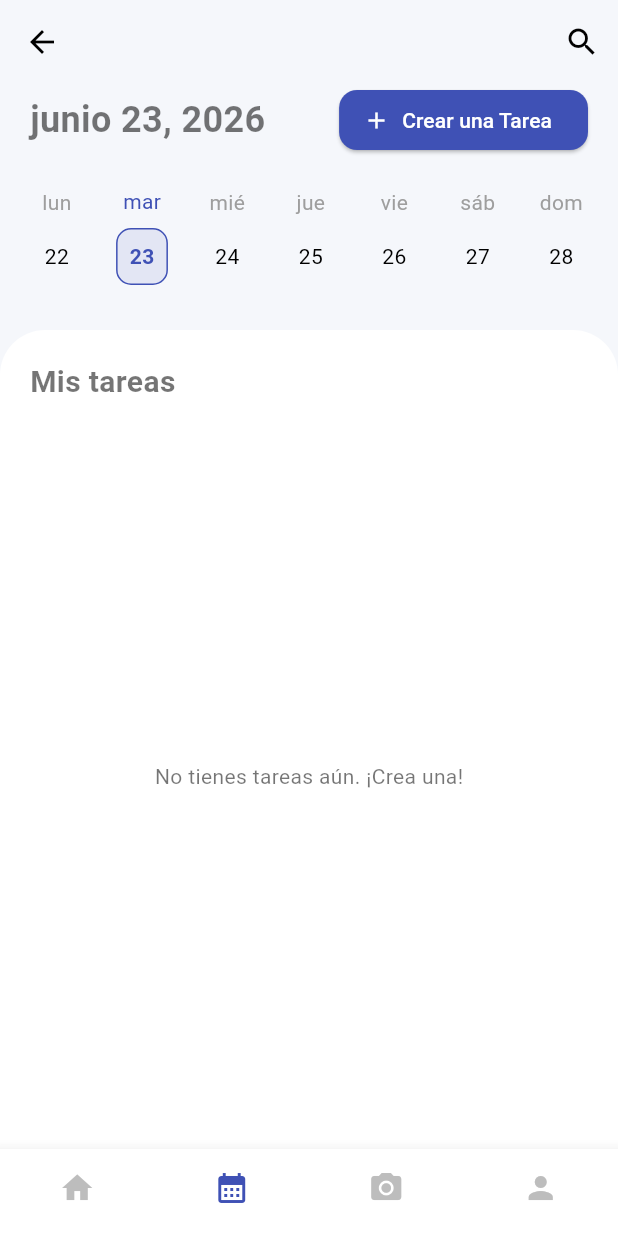
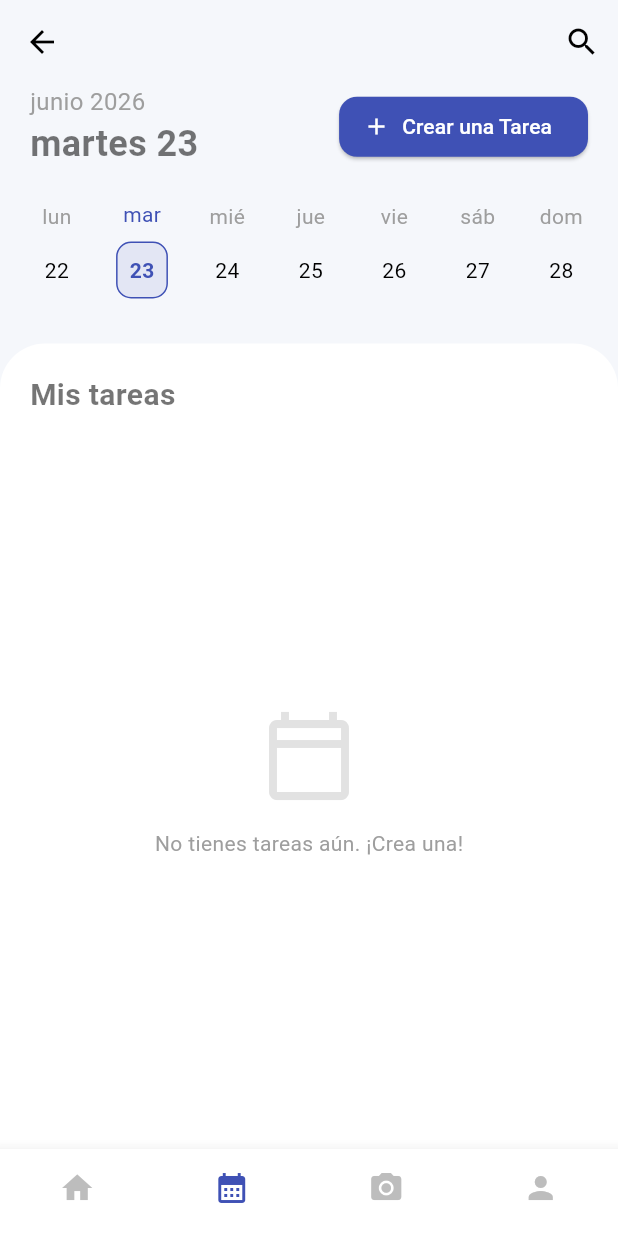
Before and after one commit to Edwwi/TaskApp, a Flutter app: the screen it shows after launch, item 2 of the bottom bar chosen, on a phone screen of 412 x 824 dp. Run offline on Flutter 3.47's test engine with Material 3 defaults, Android fonts, the phone set to English and light mode, and no system bars; our stand-ins replace camera, image_picker; missing offline and left inert: google_mlkit_barcode_scanning, google_mlkit_text_recognition.

Commit message:
Version 2.0.0

```diff
--- a/taskapp/lib/screens/calendar_screen.dart
+++ b/taskapp/lib/screens/calendar_screen.dart
@@ -6,20 +6,29 @@ import 'create_task_screen.dart';
 import '../theme/app_theme.dart';
 import 'package:intl/intl.dart';
 
-class CalendarScreen extends StatelessWidget {
+class CalendarScreen extends StatefulWidget {
   const CalendarScreen({super.key});
 
   @override
+  State<CalendarScreen> createState() => _CalendarScreenState();
+}
+
+class _CalendarScreenState extends State<CalendarScreen> {
+  DateTime _selectedDate = DateTime.now();
+
+  @override
   Widget build(BuildContext context) {
-    final now = DateTime.now();
     final provider = context.watch<TaskProvider>();
 
-    // Find the start of the week (Monday)
-    final startOfWeek = now.subtract(Duration(days: now.weekday - 1));
+    // Find the start of the week (Monday) based on selected date
+    final startOfWeek = _selectedDate.subtract(Duration(days: _selectedDate.weekday - 1));
 
     return Scaffold(
       appBar: AppBar(
-        leading: IconButton(icon: const Icon(Icons.arrow_back), onPressed: () {}),
+        leading: IconButton(
+          icon: const Icon(Icons.arrow_back),
+          onPressed: () => Navigator.pop(context),
+        ),
         actions: [IconButton(icon: const Icon(Icons.search), onPressed: () {})],
       ),
       body: Column(
@@ -30,9 +39,18 @@ class CalendarScreen extends StatelessWidget {
             child: Row(
               mainAxisAlignment: MainAxisAlignment.spaceBetween,
               children: [
+                Column(
+                  crossAxisAlignment: CrossAxisAlignment.start,
+                  children: [
                     Text(
-                  DateFormat('MMMM d, yyyy', provider.language == 'es' ? 'es_ES' : 'en_US').format(now),
+                      DateFormat('MMMM yyyy', provider.language == 'es' ? 'es_ES' : 'en_US').format(_selectedDate),
+                      style: const TextStyle(fontSize: 16, color: Colors.grey),
+                    ),
+                    Text(
+                      DateFormat('EEEE d', provider.language == 'es' ? 'es_ES' : 'en_US').format(_selectedDate),
                       style: const TextStyle(fontSize: 24, fontWeight: FontWeight.bold),
+                    ),
+                  ],
                 ),
                 ElevatedButton.icon(
                   onPressed: () {
@@ -61,9 +79,17 @@ class CalendarScreen extends StatelessWidget {
                 final dayDate = startOfWeek.add(Duration(days: idx));
                 final dayName = DateFormat('E', provider.language == 'es' ? 'es_ES' : 'en_US').format(dayDate);
                 final dayNum = dayDate.day;
-                bool isSelected = dayDate.day == now.day && dayDate.month == now.month;
+                bool isSelected = dayDate.day == _selectedDate.day &&
+                                  dayDate.month == _selectedDate.month &&
+                                  dayDate.year == _selectedDate.year;
 
-                return Column(
+                return GestureDetector(
+                  onTap: () {
+                    setState(() {
+                      _selectedDate = dayDate;
+                    });
+                  },
+                  child: Column(
                     children: [
                       Text(dayName, style: TextStyle(color: isSelected ? AppTheme.primaryBlue : Colors.grey)),
                       const SizedBox(height: 8),
@@ -83,6 +109,7 @@ class CalendarScreen extends StatelessWidget {
                         ),
                       ),
                     ],
+                  ),
                 );
               }),
             ),
@@ -108,13 +135,25 @@ class CalendarScreen extends StatelessWidget {
                     child: Consumer<TaskProvider>(
                       builder: (context, provider, child) {
                         final dailyTasks = provider.tasks.where((t) =>
-                          t.dueDate.day == now.day &&
-                          t.dueDate.month == now.month &&
-                          t.dueDate.year == now.year
+                          t.dueDate.day == _selectedDate.day &&
+                          t.dueDate.month == _selectedDate.month &&
+                          t.dueDate.year == _selectedDate.year
                         ).toList();
 
                         if (dailyTasks.isEmpty) {
-                          return Center(child: Text(provider.translate('no_tasks')));
+                          return Center(
+                            child: Column(
+                              mainAxisAlignment: MainAxisAlignment.center,
+                              children: [
+                                Icon(Icons.calendar_today_outlined, size: 64, color: Colors.grey.withValues(alpha: 0.3)),
+                                const SizedBox(height: 16),
+                                Text(
+                                  provider.translate('no_tasks'),
+                                  style: const TextStyle(color: Colors.grey),
+                                ),
+                              ],
+                            ),
+                          );
                         }
 
                         return ListView.builder(
--- a/taskapp/pubspec.yaml
+++ b/taskapp/pubspec.yaml
@@ -43,6 +43,7 @@ dependencies:
   camera: ^0.11.0+1
   path_provider: ^2.1.2
   path: ^1.9.0
+  image_picker: ^1.2.2
 
 dev_dependencies:
   flutter_test:
```
Also changed, not shown: taskapp/lib/screens/capture_screen.dart (+103 -30 lines), taskapp/lib/widgets/task_card.dart (+18 -2 lines), taskapp/pubspec.lock, 8 other files. Lines whose indentation alone changed are shown as unchanged.
